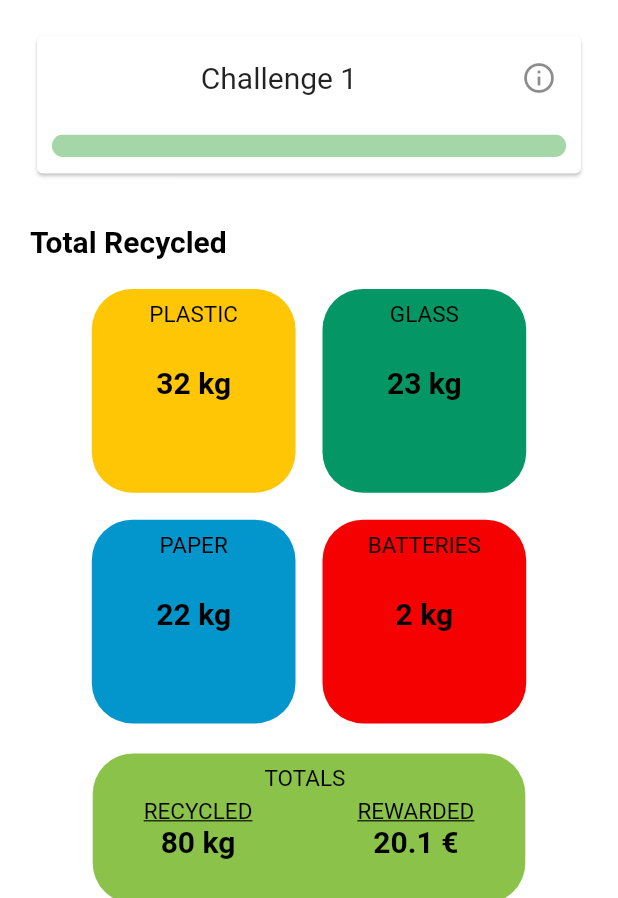
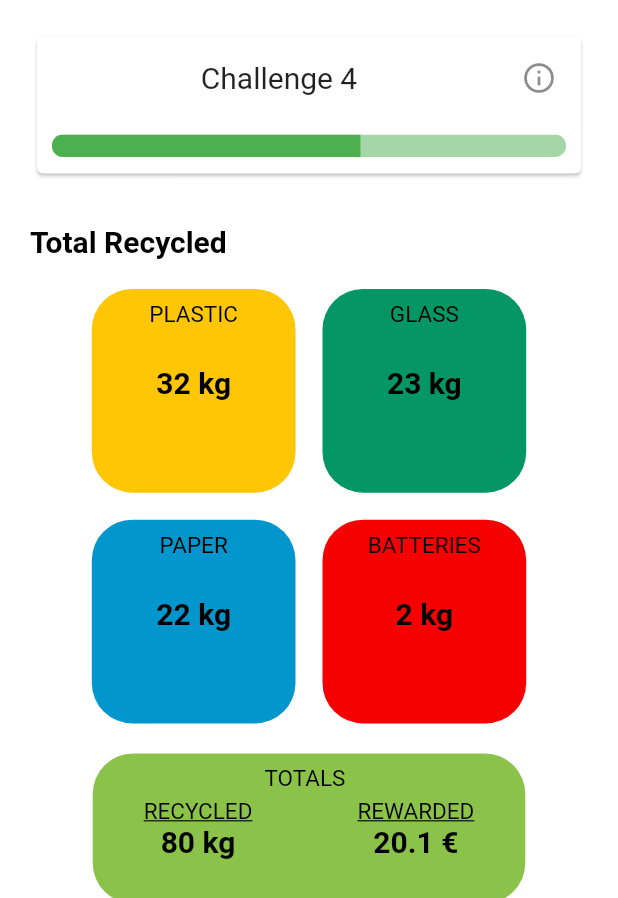
Before and after one commit to franciscoguedes/IST-CCU, a Flutter app: the screen it shows after launch, after a tap on "Sign in", on a phone screen of 412 x 824 dp, the part 338-1236 px from its top. Run offline on Flutter 3.47's test engine with Material 2 defaults, Android fonts, the phone set to English and light mode, and no system bars; our stand-ins replace fl_chart, from_css_color, google_fonts, material_design_icons_flutter, photo_view; missing offline and left inert: dart:html.

Commit message:
Homepage grabs most progressed challenge

```diff
--- a/lib/screens/challenges/monthly/components/body.dart
+++ b/lib/screens/challenges/monthly/components/body.dart
@@ -1,4 +1,5 @@
 
+import 'package:bins/components/sidebar.dart';
 import 'package:bins/screens/challenges/components/ChallengeItem.dart';
 import 'package:flutter/material.dart';
 import 'package:google_fonts/google_fonts.dart';
@@ -16,6 +17,18 @@ class Body extends StatelessWidget {
                     ChallengeItem(heading:"Challenge 10", progress: 0, reward: "0.10€", objective: 10,)];
 
   Body({Key? key}) : super(key: key);
+
+  ChallengeItem getMostProgressedChallenge(){
+    double progress = 0;
+    ChallengeItem challengeItem = items[0];
+    for (ChallengeItem challenge in items){
+      if (progress < challenge.progress){
+        progress = challenge.progress;
+        challengeItem = challenge;
+      }
+    }
+    return ChallengeItem(heading: challengeItem.heading, progress: challengeItem.progress, reward: challengeItem.reward, objective: challengeItem.objective, page: pages.homepage);
+  }
 
   @override
   Widget build(BuildContext context) {
--- a/lib/screens/homepage/components/LastChallengeItem.dart
+++ b/lib/screens/homepage/components/LastChallengeItem.dart
@@ -1,7 +1,7 @@
 import 'package:bins/components/sidebar.dart';
 import 'package:flutter/material.dart';
 import 'package:google_fonts/google_fonts.dart';
-import 'package:bins/screens/challenges/components/ChallengeItem.dart';
+import 'package:bins/screens/challenges/monthly/components/body.dart' as ChallengeList;
 import 'package:bins/screens/homepage/homepage.dart';
 
 
@@ -38,7 +38,7 @@ class LastChallengeItem implements HomePageItem {
                  width: size.width * 0.9 ,
                  margin: EdgeInsets.symmetric(vertical: 20),
                  alignment: Alignment.center,
-                 child: ChallengeItem(heading:"Challenge 1", progress:0, reward: "10€", page: pages.homepage, objective: 10,),
+                 child: ChallengeList.Body().getMostProgressedChallenge(),
              )
             ],
           )
@@ -46,9 +46,7 @@ class LastChallengeItem implements HomePageItem {
       )
     );
 
-    ChallengeItem getClosestToCompletionChallenge(BuildContext context){
 
-    }
   }
   @override
   Widget buildQuoteItem(BuildContext context) => const SizedBox.shrink();
```
